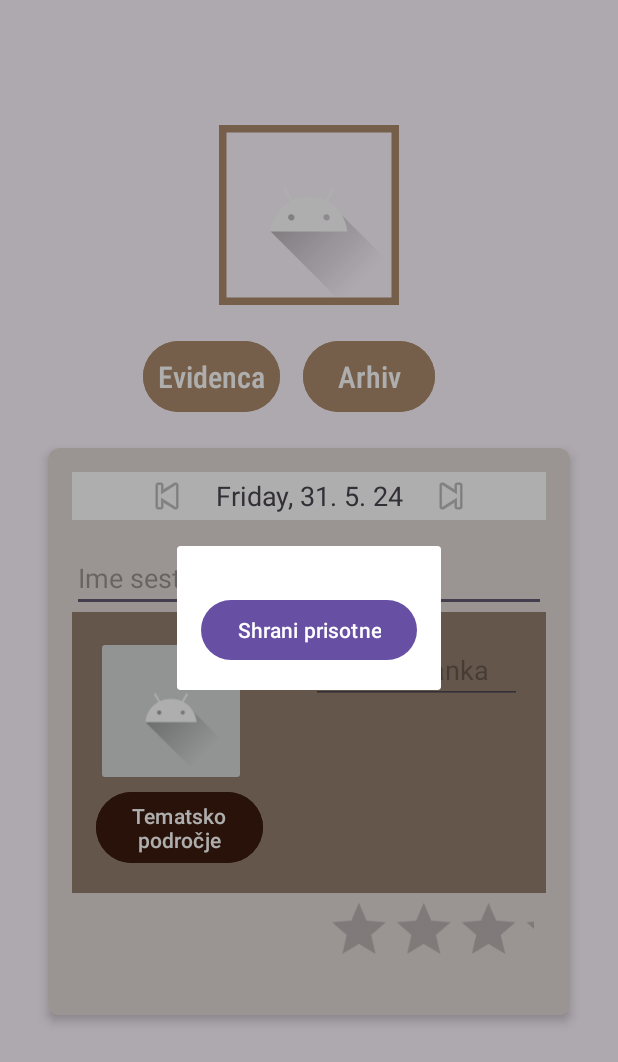
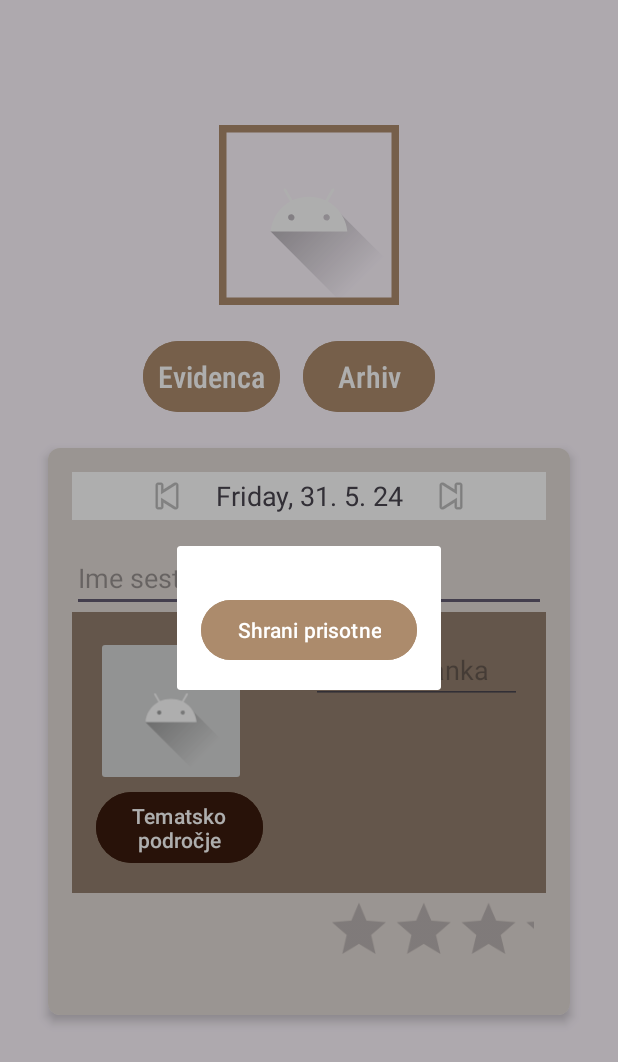
Before and after one commit to SecondV3rsion/Scout_diary, an Android app: the GroupOverviewActivity screen opened directly, with no data from a screen before it, after a tap on "Evidenca", on a phone screen of 412 x 824 dp. Shown: the top 1062 px of the screen. Run offline under Robolectric (Android 15) with nearby library versions, the phone set to English and light mode, and no system bars.

Commit message:
changed colors

```diff
--- a/ScoutDiary/app/src/main/res/layout/dialog_attendance.xml
+++ b/ScoutDiary/app/src/main/res/layout/dialog_attendance.xml
@@ -16,6 +16,7 @@
         android:layout_width="match_parent"
         android:layout_height="wrap_content"
         android:text="@string/save_attendance"
-        android:layout_marginTop="16dp"/>
+        android:layout_marginTop="16dp"
+        android:backgroundTint="@color/default_button"/>
 
 </LinearLayout>
--- a/ScoutDiary/app/src/main/res/layout/dialog_flags_selection.xml
+++ b/ScoutDiary/app/src/main/res/layout/dialog_flags_selection.xml
@@ -47,5 +47,6 @@
         android:id="@+id/btn_save_flags"
         android:layout_width="match_parent"
         android:layout_height="wrap_content"
-        android:text="Save"/>
+        android:text="Save"
+        android:backgroundTint="@color/default_button"/>
 </LinearLayout>
```
